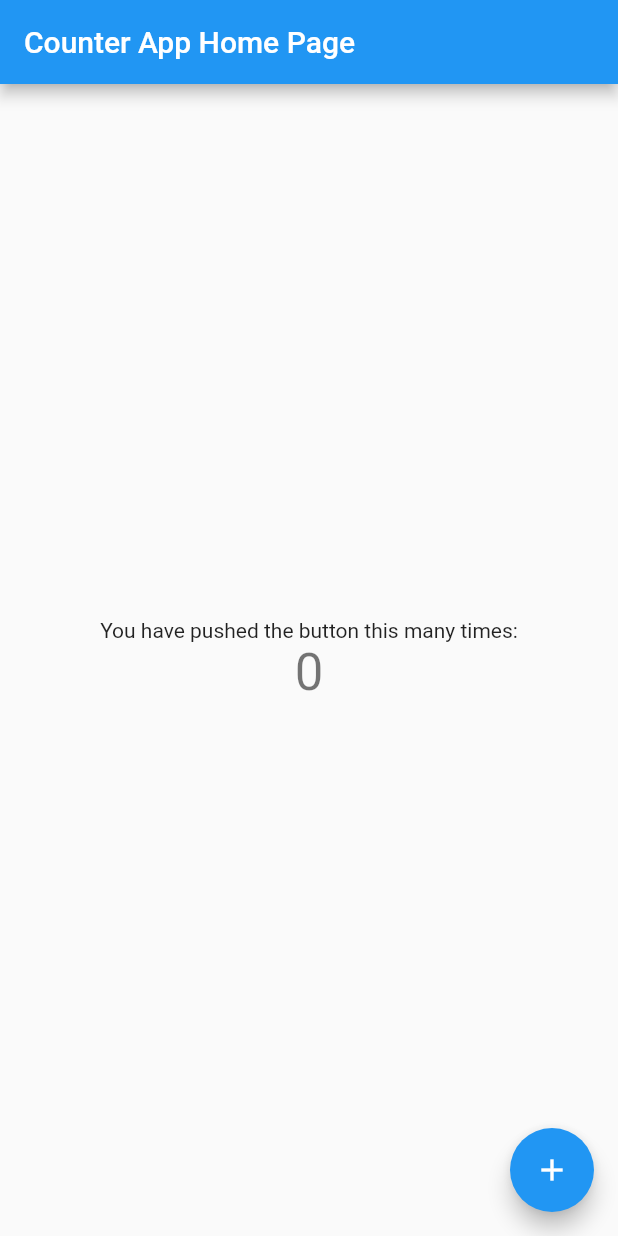
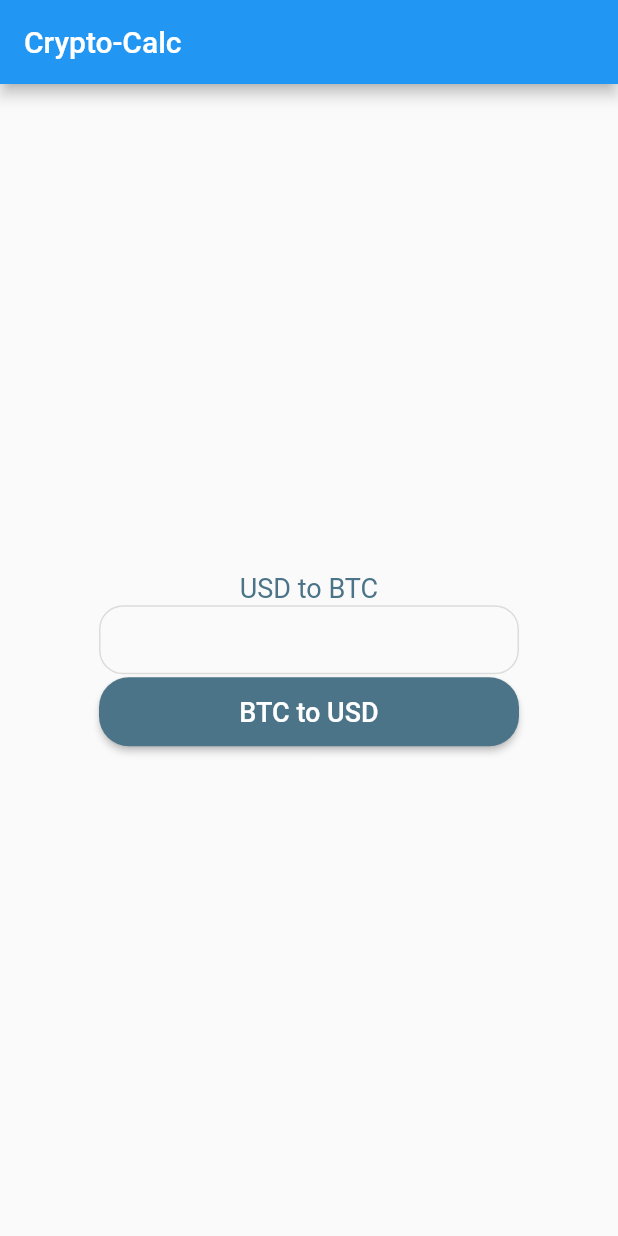
Before and after one commit to Sergio0799/shared-bitcoin-calc, a Flutter app: the screen it shows after launch, on a phone screen of 412 x 824 dp. Run offline on Flutter 3.47's test engine with Material 2 defaults, Android fonts, the phone set to English and light mode, and no system bars.

Commit message:
Update for what has been done

```diff
--- a/lib/main.dart
+++ b/lib/main.dart
@@ -1,4 +1,7 @@
 import 'package:flutter/material.dart';
+
+import 'package:bitcoin_calculator/models/exchange_tools.dart';
+import 'package:bitcoin_calculator/screens/USDtoBTC_input_screen.dart';
 
 void main() => runApp(MyApp());
 
@@ -6,62 +9,67 @@ class MyApp extends StatelessWidget {
   @override
   Widget build(BuildContext context) {
     return MaterialApp(
-      title: 'Counter App',
-      home: MyHomePage(title: 'Counter App Home Page'),
+      home: MyHomePage(),
     );
   }
 }
 
 class MyHomePage extends StatefulWidget {
-  MyHomePage({Key key, this.title}) : super(key: key);
-
-  final String title;
-
   @override
   _MyHomePageState createState() => _MyHomePageState();
 }
 
 class _MyHomePageState extends State<MyHomePage> {
-  int _counter = 0;
-
-  void _incrementCounter() {
-    setState(() {
-      _counter++;
-    });
-  }
-
   @override
   Widget build(BuildContext context) {
     return Scaffold(
       appBar: AppBar(
-        title: Text(widget.title),
+        title: Text('Crypto-Calc'),
       ),
       body: Center(
-        child: Column(
-          mainAxisAlignment: MainAxisAlignment.center,
-          children: <Widget>[
-            Text(
-              'You have pushed the button this many times:',
+          child: Column(
+        mainAxisAlignment: MainAxisAlignment.center,
+        children: [
+          Text("USD to BTC",
+              key: Key("USDtoBTC-text"),
+              style: TextStyle(fontSize: 18, color: Color(0xFF4C7488))),
+          OutlinedButton(
+              key: Key('USDtoBTC-button'),
+              style: OutlinedButton.styleFrom(
+                  minimumSize: Size(280, 46),
+                  shape: RoundedRectangleBorder(
+                      borderRadius: BorderRadius.circular(16.0)
+                  )
+              ),
+              onPressed: () {
+                USDtoBTC instance;
+
+                Navigator.push(context, MaterialPageRoute(builder: (context) => InputUSDScreen(instance)));
+              },
+          ),
+          ElevatedButton(
+            key: Key("BTCtoUSD-button"),
+            child: Text(
+              "BTC to USD",
+              key: Key("BTCtoUSD-text"),
+              style: TextStyle(
+                fontSize: 18,
+                //color: Color(0xFF4C7488)
+              )
             ),
-            Text(
-              '$_counter',
-              // Provide a Key to this specific Text widget. This allows
-              // identifying the widget from inside the test suite,
-              // and reading the text.
-              key: Key('counter'),
-              style: Theme.of(context).textTheme.headline4,
+            style: ElevatedButton.styleFrom(
+              shape: RoundedRectangleBorder(borderRadius: BorderRadius.circular(20.0)),
+              fixedSize: Size(280, 46),
+              primary: Color(0xFF4C7488)
             ),
-          ],
-        ),
-      ),
-      floatingActionButton: FloatingActionButton(
-        // Provide a Key to this button. This allows finding this
-        // specific button inside the test suite, and tapping it.
-        key: Key('increment'),
-        onPressed: _incrementCounter,
-        tooltip: 'Increment',
-        child: Icon(Icons.add),
-      ),
+            onPressed: () {
+              BTCtoUSD instance;
+
+              //Navigator.push(context, MaterialPageRoute(builder: (context) => InputUSDScreen(instance)));
+            },
+          )
+        ],
+      )),
     );
   }
 }
--- /dev/null
+++ b/lib/models/exchange_tools.dart
@@ -0,0 +1,38 @@
+class USDtoBTC {
+  double _btcRate = 45605.40;
+  double _numUSD;
+
+  // Constructor is initialized with amount of USD input
+  USDtoBTC(double amount) {
+    _numUSD = amount;
+  }
+
+  // Output stored value for US Dollars
+  double amountUSD() {
+    return _numUSD;
+  }
+
+  // Conversion function returns amount of Bitcoin
+  double conversion() {
+    return _numUSD / _btcRate;
+  }
+}
+
+class BTCtoUSD {
+  double _btcRate = 45605.40;
+  double _numBTC;
+
+  // Constructor is initialized with amount of BTC input
+  BTCtoUSD(double amount) {
+    _numBTC = amount;
+  }
+
+  // Conversion function returns amount of US Dollars
+  double conversion() {
+    return _numBTC * _btcRate;
+  }
+  double amountBTC() {
+    return _numBTC;
+  }
+
+}
```
Also changed, not shown: lib/screens/USDtoBTC_input_screen.dart (added, +63 -0 lines), pubspec.lock, 1 other file.
